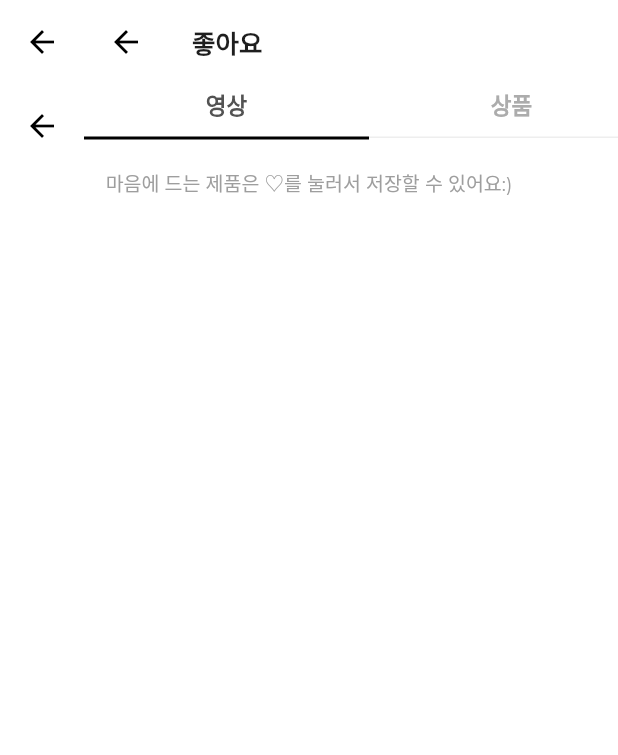
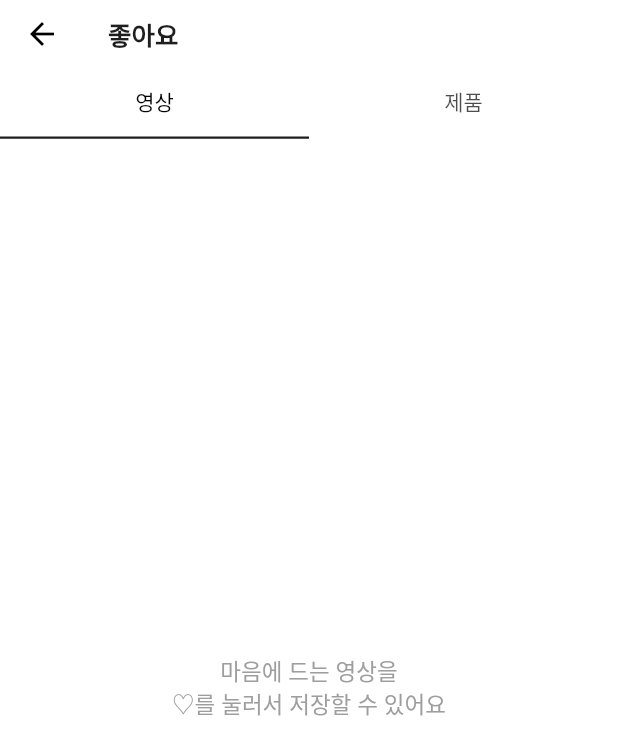
Before and after one commit to FINDIT-develop/FinDit-app, a Flutter app: the LikeScreen screen opened directly, on a phone screen of 412 x 824 dp. Shown: the top 755 px of the screen. Run offline on Flutter 3.47's test engine with Material 2 defaults, Android fonts, the phone set to English and light mode, and no system bars; our stand-ins replace cached_network_image, carousel_slider, firebase_auth, firebase_core, flutter_svg, get and 5 more; missing offline and left inert: a package; accounts and stored records are empty; network calls fail; project files that could hold a hidden picture were left out.

Commit message:
feat : 좋아요 화면 UI 변경

```diff
--- a/lib/views/like/components/like_categry.dart
+++ /dev/null
@@ -1,59 +0,0 @@
-import 'package:flutter/material.dart';
-
-import '../../../views/constants/constants.dart';
-// We need satefull widget for our LikeCategory
-
-class LikeCategory extends StatefulWidget {
-  @override
-  _LikeCategoryState createState() => _LikeCategoryState();
-}
-
-class _LikeCategoryState extends State<LikeCategory> {
-  List<String> LikeCategory = ["영상", "상품"];
-  // By default our first item will be selected
-  int selectedIndex = 0;
-  @override
-  Widget build(BuildContext context) {
-    return Center(
-      child: SizedBox(
-        height: 50,
-        child: ListView.builder(
-          scrollDirection: Axis.horizontal,
-          itemCount: LikeCategory.length,
-          itemBuilder: (context, index) => buildCategory(index),
-        ),
-      ),
-    );
-  }
-
-  Widget buildCategory(int index) {
-    return GestureDetector(
-      onTap: () {
-        setState(() {
-          selectedIndex = index;
-        });
-      },
-      child: Column(
-        crossAxisAlignment: CrossAxisAlignment.center,
-        children: <Widget>[
-          Text(
-            LikeCategory[index],
-            style: TextStyle(
-              fontWeight: FontWeight.bold,
-              fontSize: 15,
-              color: selectedIndex == index ? kTextColor : kTextLightColor,
-            ),
-          ),
-          Center(
-            child: Container(
-              margin: EdgeInsets.only(top: kDefaultPadding / 2), //top padding 5
-              height: selectedIndex == index ? 2 : 1,
-              width: 190,
-              color: selectedIndex == index ? Colors.black : Colors.grey[200],
-            ),
-          ),
-        ],
-      ),
-    );
-  }
-}
--- a/lib/views/like/components/liked_product.dart
+++ b/lib/views/like/components/liked_product.dart
@@ -0,0 +1,20 @@
+import 'package:flutter/material.dart';
+
+class LikeProduct extends StatelessWidget {
+  const LikeProduct({Key? key}) : super(key: key);
+
+  @override
+  Widget build(BuildContext context) {
+    var list = [];
+    if (list.isEmpty) {
+      return Center(
+        child: Text("마음에 드는 제품을 \n♡를 눌러서 저장할 수 있어요",
+            textAlign: TextAlign.center,
+            style: TextStyle(
+                fontSize: 15, color: Colors.grey, fontFamily: "Montserrat")),
+      );
+    } else {
+      return Container();
+    }
+  }
+}
--- a/lib/views/like/components/liked_video.dart
+++ b/lib/views/like/components/liked_video.dart
@@ -0,0 +1,20 @@
+import 'package:flutter/material.dart';
+
+class LikeVideo extends StatelessWidget {
+  const LikeVideo({Key? key}) : super(key: key);
+
+  @override
+  Widget build(BuildContext context) {
+    var list = [];
+    if (list.isEmpty) {
+      return Center(
+        child: Text("마음에 드는 영상을 \n♡를 눌러서 저장할 수 있어요",
+            textAlign: TextAlign.center,
+            style: TextStyle(
+                fontSize: 15, color: Colors.grey, fontFamily: "Montserrat")),
+      );
+    } else {
+      return Container();
+    }
+  }
+}
--- a/lib/views/like/like_screen.dart
+++ b/lib/views/like/like_screen.dart
@@ -1,5 +1,5 @@
-import 'package:FinDit/views/like/components/like_categry.dart';
-import 'package:FinDit/views/widgets/appbar.dart';
+import 'package:FinDit/views/like/components/liked_product.dart';
+import 'package:FinDit/views/like/components/liked_video.dart';
 import 'package:flutter/material.dart';
 
 import 'package:FinDit/views/constants/constants.dart';
@@ -9,12 +9,11 @@ class LikeScreen extends StatelessWidget {
 
   @override
   Widget build(BuildContext context) {
-    bool islogedin = false;
-    return Scaffold(
-        body: SafeArea(
-            child: CustomScrollView(slivers: [
-      SliverAppBar(
-        title: AppBar(
+    return DefaultTabController(
+      length: 2,
+      child: Scaffold(
+          appBar: AppBar(
+            toolbarHeight: 45,
             title: Text(
               "좋아요",
               style: TextStyle(
@@ -22,36 +21,23 @@ class LikeScreen extends StatelessWidget {
                   fontWeight: FontWeight.bold,
                   fontSize: 17),
             ),
+            bottom: TabBar(
+                indicatorWeight: 1.5,
+                labelColor: Colors.black,
+                labelStyle: TextStyle(
+                  color: kActiveColor,
                 ),
-        floating: true,
-        snap: false,
-        titleSpacing: 0,
+                indicatorColor: kActiveColor,
+                tabs: [
+                  Tab(
+                    text: "영상",
                   ),
-      SliverAppBar(
-        title: LikeCategory(),
-        floating: true,
-        snap: false,
-        pinned: true,
-        titleSpacing: 0,
+                  Tab(
+                    text: "제품",
+                  )
+                ]),
           ),
-
-      SliverToBoxAdapter(
-          child: Center(
-        child: Text("마음에 드는 제품은 ♡를 눌러서 저장할 수 있어요:)",
-            style: TextStyle(
-                fontSize: 13, color: Colors.grey, fontFamily: "Montserrat")),
-      )),
-      // Padding(
-      //   padding: const EdgeInsets.all(kDefaultPadding),
-      //   child: Column(
-      //     mainAxisAlignment: MainAxisAlignment.center,
-      //     crossAxisAlignment: CrossAxisAlignment.center,
-      //     children: [
-      //       Center(child: LikeCategory()),
-      //       Expanded(child: Column())
-      //     ],
-      //   ),
-      // ),
-    ])));
+          body: TabBarView(children: <Widget>[LikeVideo(), LikeProduct()])),
+    );
   }
 }
```
Lines whose indentation alone changed are shown as unchanged.
